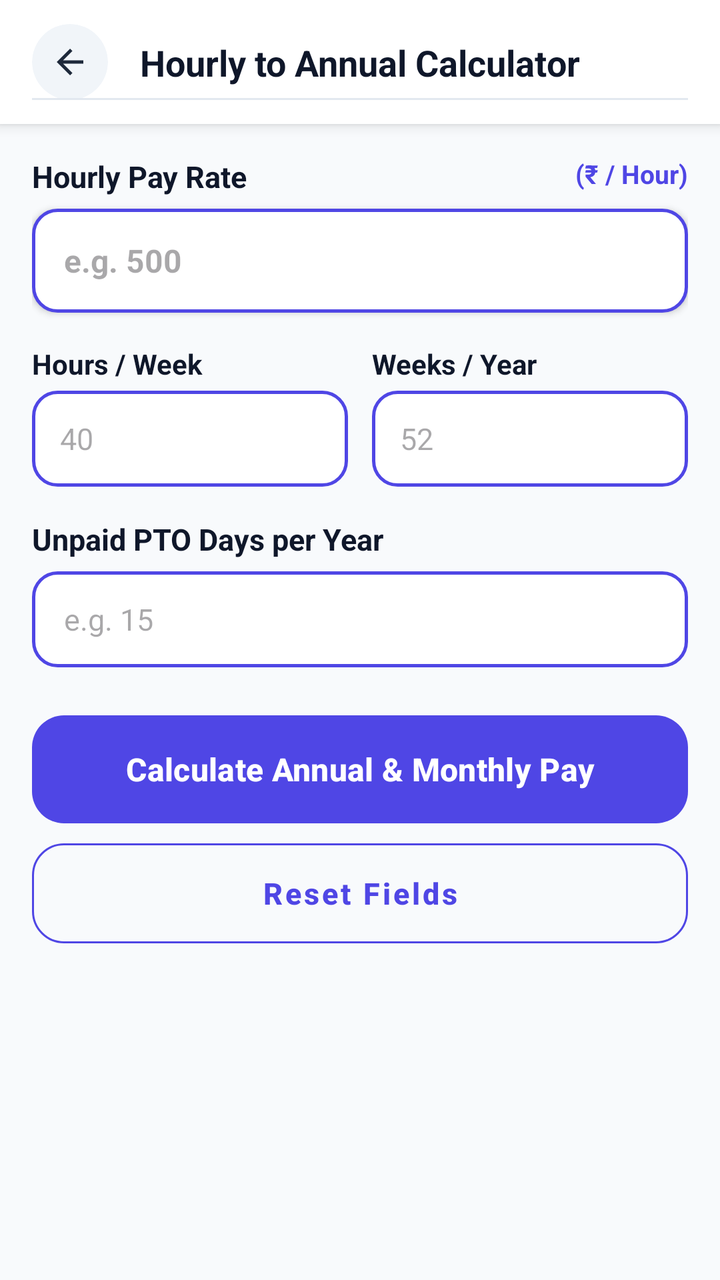
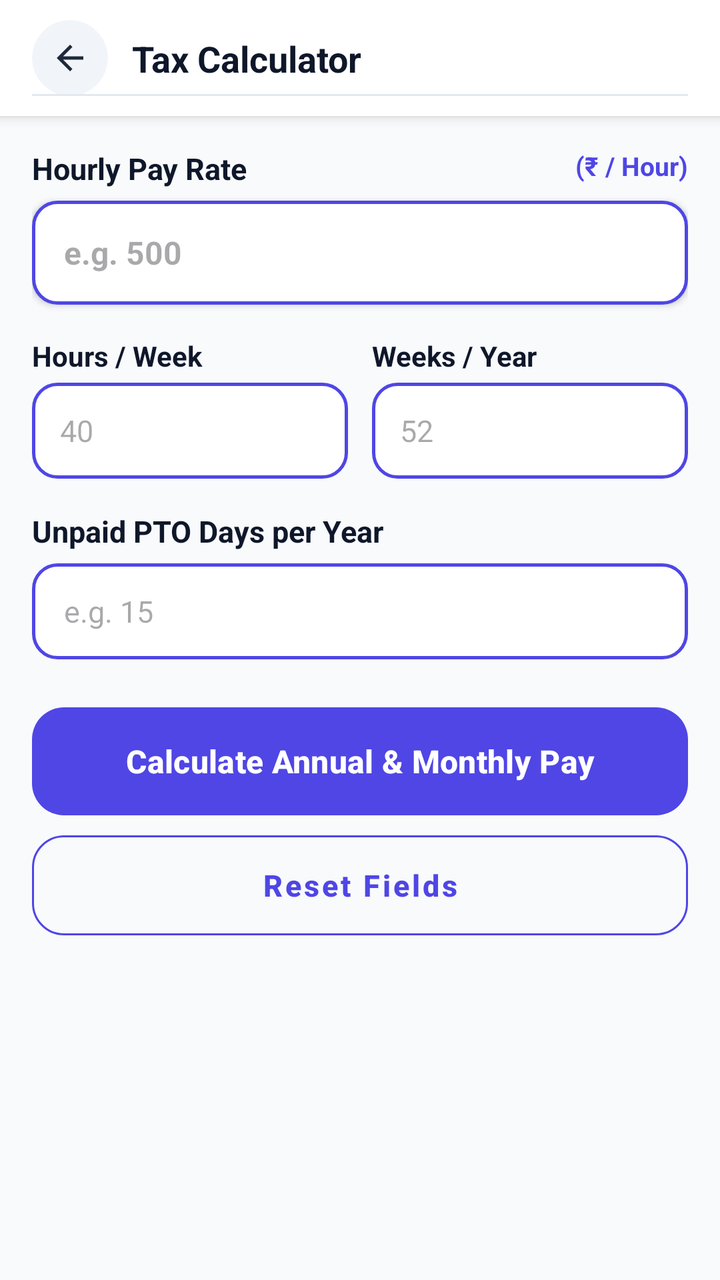

Two renders of the same Android screen: before a commit and after it. Below are the layout's source before the change and the commit's diff.
<!-- AndroidManifest.xml: application theme Theme.Calculatoremi -->
<!-- res/layout/activity_hourly_to_annual.xml -->
<?xml version="1.0" encoding="utf-8"?>
<LinearLayout xmlns:android="http://schemas.android.com/apk/res/android"
    xmlns:app="http://schemas.android.com/apk/res-auto"
    android:layout_width="match_parent"
    android:layout_height="match_parent"
    android:background="#F8FAFC"
    android:orientation="vertical">

    
    <androidx.constraintlayout.widget.ConstraintLayout
        android:id="@+id/calculatorHeader"
        android:layout_width="match_parent"
        android:layout_height="wrap_content"
        android:minHeight="55dp"
        android:background="@android:color/white"
        android:elevation="4dp"
        android:paddingStart="16dp"
        android:paddingTop="12dp"
        android:paddingEnd="16dp"
        android:paddingBottom="12dp">

        <com.google.android.material.card.MaterialCardView
            android:id="@+id/btnBackContainer"
            android:layout_width="38dp"
            android:layout_height="38dp"
            app:cardBackgroundColor="#F1F5F9"
            app:cardCornerRadius="19dp"
            app:cardElevation="0dp"
            app:strokeWidth="0dp"
            app:layout_constraintBottom_toBottomOf="parent"
            app:layout_constraintStart_toStartOf="parent"
            app:layout_constraintTop_toTopOf="parent">

            <ImageView
                android:id="@+id/btnBack"
                android:layout_width="20dp"
                android:layout_height="20dp"
                android:layout_gravity="center"
                android:src="@drawable/ic_arrow_back"
                app:tint="#1E293B" />
        </com.google.android.material.card.MaterialCardView>

        <TextView
            android:id="@+id/txtTitle"
            android:layout_width="wrap_content"
            android:layout_height="wrap_content"
            android:text="Hourly to Annual Calculator"
            android:textColor="#0F172A"
            android:textSize="18sp"
            android:textStyle="bold"
            app:layout_constraintBottom_toBottomOf="parent"
            app:layout_constraintEnd_toEndOf="parent"
            app:layout_constraintStart_toStartOf="parent"
            app:layout_constraintTop_toTopOf="parent" />

        <View
            android:layout_width="match_parent"
            android:layout_height="1dp"
            android:background="#E2E8F0"
            app:layout_constraintBottom_toBottomOf="parent" />

    </androidx.constraintlayout.widget.ConstraintLayout>

    
    <androidx.core.widget.NestedScrollView
        android:layout_width="match_parent"
        android:layout_height="match_parent"
        android:clipToPadding="false"
        android:paddingBottom="40dp"
        android:fillViewport="true">

        <LinearLayout
            android:layout_width="match_parent"
            android:layout_height="wrap_content"
            android:orientation="vertical"
            android:padding="16dp">

            
            <RelativeLayout
                android:layout_width="match_parent"
                android:layout_height="wrap_content"
                android:layout_marginBottom="6dp">

                <TextView
                    android:layout_width="wrap_content"
                    android:layout_height="wrap_content"
                    android:layout_alignParentStart="true"
                    android:text="Hourly Pay Rate"
                    android:textColor="#0F172A"
                    android:textSize="15sp"
                    android:textStyle="bold" />

                <TextView
                    android:layout_width="wrap_content"
                    android:layout_height="wrap_content"
                    android:layout_alignParentEnd="true"
                    android:text="(₹ / Hour)"
                    android:textColor="@color/primary"
                    android:textSize="13sp"
                    android:textStyle="bold" />
            </RelativeLayout>

            <EditText
                android:id="@+id/etHourlyRate"
                android:layout_width="match_parent"
                android:layout_height="52dp"
                android:background="@drawable/numeric_input_border"
                android:elevation="2dp"
                android:hint="e.g. 500"
                android:inputType="numberDecimal"
                android:paddingHorizontal="16dp"
                android:textColor="#0F172A"
                android:textSize="16sp"
                android:textStyle="bold" />

            
            <LinearLayout
                android:layout_width="match_parent"
                android:layout_height="wrap_content"
                android:layout_marginTop="16dp"
                android:orientation="horizontal">

                <LinearLayout
                    android:layout_width="0dp"
                    android:layout_height="wrap_content"
                    android:layout_weight="1"
                    android:layout_marginEnd="6dp"
                    android:orientation="vertical">

                    <TextView
                        android:layout_width="wrap_content"
                        android:layout_height="wrap_content"
                        android:layout_marginBottom="4dp"
                        android:text="Hours / Week"
                        android:textColor="#0F172A"
                        android:textSize="14sp"
                        android:textStyle="bold" />

                    <EditText
                        android:id="@+id/etHoursPerWeek"
                        android:layout_width="match_parent"
                        android:layout_height="48dp"
                        android:background="@drawable/numeric_input_border"
                        android:hint="40"
                        android:inputType="number"
                        android:paddingHorizontal="14dp"
                        android:textColor="#0F172A"
                        android:textSize="15sp" />
                </LinearLayout>

                <LinearLayout
                    android:layout_width="0dp"
                    android:layout_height="wrap_content"
                    android:layout_weight="1"
                    android:layout_marginStart="6dp"
                    android:orientation="vertical">

                    <TextView
                        android:layout_width="wrap_content"
                        android:layout_height="wrap_content"
                        android:layout_marginBottom="4dp"
                        android:text="Weeks / Year"
                        android:textColor="#0F172A"
                        android:textSize="14sp"
                        android:textStyle="bold" />

                    <EditText
                        android:id="@+id/etWeeksPerYear"
                        android:layout_width="match_parent"
                        android:layout_height="48dp"
                        android:background="@drawable/numeric_input_border"
                        android:hint="52"
                        android:inputType="number"
                        android:paddingHorizontal="14dp"
                        android:textColor="#0F172A"
                        android:textSize="15sp" />
                </LinearLayout>
            </LinearLayout>

            
            <TextView
                android:layout_width="wrap_content"
                android:layout_height="wrap_content"
                android:layout_marginTop="16dp"
                android:layout_marginBottom="6dp"
                android:text="Unpaid PTO Days per Year"
                android:textColor="#0F172A"
                android:textSize="15sp"
                android:textStyle="bold" />

            <EditText
                android:id="@+id/etPtoDays"
                android:layout_width="match_parent"
                android:layout_height="48dp"
                android:layout_marginBottom="24dp"
                android:background="@drawable/numeric_input_border"
                android:hint="e.g. 15"
                android:inputType="number"
                android:paddingHorizontal="16dp"
                android:textColor="#0F172A"
                android:textSize="15sp" />

            
            <com.google.android.material.button.MaterialButton
                android:id="@+id/btnCalculate"
                android:layout_width="match_parent"
                android:layout_height="54dp"
                android:text="Calculate Annual &amp; Monthly Pay"
                android:textAllCaps="false"
                android:textColor="#FFFFFF"
                android:textSize="16sp"
                android:textStyle="bold"
                android:insetTop="0dp"
                android:insetBottom="0dp"
                app:backgroundTint="@color/primary"
                app:cornerRadius="16dp" />

            <com.google.android.material.button.MaterialButton
                android:id="@+id/btnReset"
                style="@style/Widget.MaterialComponents.Button.OutlinedButton"
                android:layout_width="match_parent"
                android:layout_height="50dp"
                android:layout_marginTop="10dp"
                android:text="Reset Fields"
                android:textAllCaps="false"
                android:textColor="@color/primary"
                android:textSize="15sp"
                android:textStyle="bold"
                android:insetTop="0dp"
                android:insetBottom="0dp"
                app:cornerRadius="16dp"
                app:strokeColor="@color/primary" />

        </LinearLayout>
    </androidx.core.widget.NestedScrollView>

</LinearLayout>
<!-- resources referenced by this layout -->
<resources>
  <color name="primary">#4F46E5</color>
  <!-- drawable ic_arrow_back (drawable) -->
  <vector xmlns:android="http://schemas.android.com/apk/res/android"
      android:width="24dp"
      android:height="24dp"
      android:viewportWidth="960"
      android:viewportHeight="960">
    <path
        android:pathData="m313,520 l224,224 -57,56 -320,-320 320,-320 57,56 -224,224h487v80L313,520Z"
        android:fillColor="#e3e3e3"/>
  </vector>
  <!-- drawable numeric_input_border (drawable) -->
  <?xml version="1.0" encoding="utf-8"?>
  <shape xmlns:android="http://schemas.android.com/apk/res/android"
      android:shape="rectangle">
  
      <solid android:color="@color/white"/>
  
      <stroke
          android:width="1.5dp"
          android:color="#4F46E5"/>
  
      <corners android:radius="12dp"/>
  </shape>
  <style name="Theme.Calculatoremi" parent="Base.Theme.Calculatoremi" />
  <color name="white">#FFFFFFFF</color>
  <style name="Base.Theme.Calculatoremi" parent="Theme.Material3.DayNight.NoActionBar">
          <item name="android:statusBarColor">@android:color/transparent</item>
          <item name="android:navigationBarColor">@android:color/transparent</item>
          <item name="android:windowLightStatusBar">false</item>
          <item name="android:windowLightNavigationBar">true</item>
          <item name="colorPrimary">@color/primary</item>
          <item name="colorOnPrimary">#FFFFFF</item>
          <item name="colorSecondary">@color/gradient_accent</item>
          <item name="colorOnSecondary">#FFFFFF</item>
      </style>
  <color name="gradient_accent">#818CF8</color>
</resources>

<!-- the commit's change to res/layout/activity_hourly_to_annual.xml (unified diff, before → after) -->
@@ -7,59 +7,7 @@
     android:orientation="vertical">
 
     
-    <androidx.constraintlayout.widget.ConstraintLayout
-        android:id="@+id/calculatorHeader"
-        android:layout_width="match_parent"
-        android:layout_height="wrap_content"
-        android:minHeight="55dp"
-        android:background="@android:color/white"
-        android:elevation="4dp"
-        android:paddingStart="16dp"
-        android:paddingTop="12dp"
-        android:paddingEnd="16dp"
-        android:paddingBottom="12dp">
-
-        <com.google.android.material.card.MaterialCardView
-            android:id="@+id/btnBackContainer"
-            android:layout_width="38dp"
-            android:layout_height="38dp"
-            app:cardBackgroundColor="#F1F5F9"
-            app:cardCornerRadius="19dp"
-            app:cardElevation="0dp"
-            app:strokeWidth="0dp"
-            app:layout_constraintBottom_toBottomOf="parent"
-            app:layout_constraintStart_toStartOf="parent"
-            app:layout_constraintTop_toTopOf="parent">
-
-            <ImageView
-                android:id="@+id/btnBack"
-                android:layout_width="20dp"
-                android:layout_height="20dp"
-                android:layout_gravity="center"
-                android:src="@drawable/ic_arrow_back"
-                app:tint="#1E293B" />
-        </com.google.android.material.card.MaterialCardView>
-
-        <TextView
-            android:id="@+id/txtTitle"
-            android:layout_width="wrap_content"
-            android:layout_height="wrap_content"
-            android:text="Hourly to Annual Calculator"
-            android:textColor="#0F172A"
-            android:textSize="18sp"
-            android:textStyle="bold"
-            app:layout_constraintBottom_toBottomOf="parent"
-            app:layout_constraintEnd_toEndOf="parent"
-            app:layout_constraintStart_toStartOf="parent"
-            app:layout_constraintTop_toTopOf="parent" />
-
-        <View
-            android:layout_width="match_parent"
-            android:layout_height="1dp"
-            android:background="#E2E8F0"
-            app:layout_constraintBottom_toBottomOf="parent" />
-
-    </androidx.constraintlayout.widget.ConstraintLayout>
+    <include layout="@layout/layout_calculator_header" />
 
     
     <androidx.core.widget.NestedScrollView
@@ -235,3 +183,63 @@
     </androidx.core.widget.NestedScrollView>
 
 </LinearLayout>
+<!-- res/layout/layout_calculator_header.xml (included above) -->
+<?xml version="1.0" encoding="utf-8"?>
+<androidx.constraintlayout.widget.ConstraintLayout xmlns:android="http://schemas.android.com/apk/res/android"
+    xmlns:app="http://schemas.android.com/apk/res-auto"
+    android:id="@+id/calculatorHeader"
+    android:layout_width="match_parent"
+    android:layout_height="wrap_content"
+    android:minHeight="56dp"
+    android:background="@android:color/white"
+    android:elevation="4dp"
+    android:paddingStart="16dp"
+    android:paddingEnd="16dp"
+    android:paddingTop="10dp"
+    android:paddingBottom="10dp">
+
+    <com.google.android.material.card.MaterialCardView
+        android:id="@+id/btnBackContainer"
+        android:layout_width="38dp"
+        android:layout_height="38dp"
+        app:cardBackgroundColor="#F1F5F9"
+        app:cardCornerRadius="19dp"
+        app:cardElevation="0dp"
+        app:strokeWidth="0dp"
+        app:layout_constraintBottom_toBottomOf="parent"
+        app:layout_constraintStart_toStartOf="parent"
+        app:layout_constraintTop_toTopOf="parent">
+
+        <ImageView
+            android:id="@+id/btnBack"
+            android:layout_width="20dp"
+            android:layout_height="20dp"
+            android:layout_gravity="center"
+            android:src="@drawable/ic_arrow_back"
+            app:tint="#1E293B" />
+    </com.google.android.material.card.MaterialCardView>
+
+    <TextView
+        android:id="@+id/txtTitle"
+        android:layout_width="0dp"
+        android:layout_height="wrap_content"
+        android:layout_marginStart="12dp"
+        android:layout_marginEnd="12dp"
+        android:text="Tax Calculator"
+        android:textColor="#0F172A"
+        android:textSize="18sp"
+        android:textStyle="bold"
+        android:maxLines="1"
+        android:ellipsize="end"
+        app:layout_constraintBottom_toBottomOf="parent"
+        app:layout_constraintEnd_toEndOf="parent"
+        app:layout_constraintStart_toEndOf="@id/btnBackContainer"
+        app:layout_constraintTop_toTopOf="parent" />
+
+    <View
+        android:layout_width="match_parent"
+        android:layout_height="1dp"
+        android:background="#E2E8F0"
+        app:layout_constraintBottom_toBottomOf="parent" />
+
+</androidx.constraintlayout.widget.ConstraintLayout>
<!-- resource entries referenced after the edit -->
@@ -29,7 +29,7 @@
   <style name="Base.Theme.Calculatoremi" parent="Theme.Material3.DayNight.NoActionBar">
           <item name="android:statusBarColor">@android:color/transparent</item>
           <item name="android:navigationBarColor">@android:color/transparent</item>
-          <item name="android:windowLightStatusBar">false</item>
+          <item name="android:windowLightStatusBar">true</item>
           <item name="android:windowLightNavigationBar">true</item>
           <item name="colorPrimary">@color/primary</item>
           <item name="colorOnPrimary">#FFFFFF</item>
